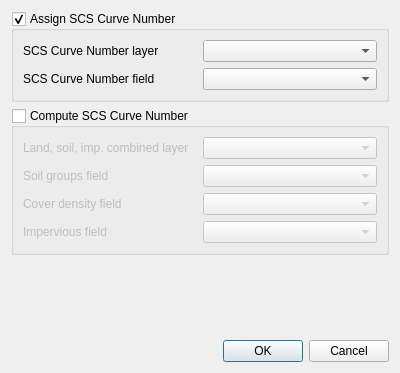
The window that flo2d/ui/infil_scs.ui (FLO-2DSoftware/qgis-flo-2d-plugin) describes before a commit, drawn with Qt 5.
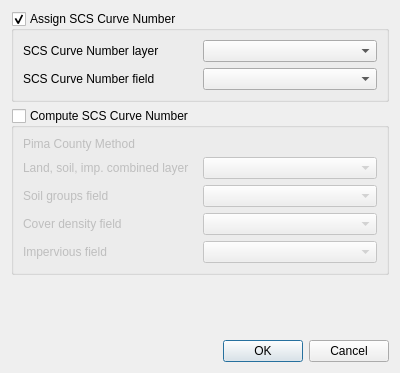
The same window after the commit.

Commit message:
Comment scs infiltration dialog
"Pima County Method"

Patch:
```diff
--- a/flo2d/ui/infil_scs.ui
+++ b/flo2d/ui/infil_scs.ui
@@ -36,45 +36,52 @@
       <bool>false</bool>
      </property>
      <layout class="QGridLayout" name="gridLayout_3">
-      <item row="0" column="0">
+      <item row="4" column="1">
+       <widget class="QComboBox" name="imp_cbo"/>
+      </item>
+      <item row="1" column="0">
        <widget class="QLabel" name="label_3">
         <property name="text">
          <string>Land, soil, imp. combined layer</string>
         </property>
        </widget>
       </item>
-      <item row="1" column="0">
-       <widget class="QLabel" name="label_4">
-        <property name="text">
-         <string>Soil groups field</string>
-        </property>
-       </widget>
-      </item>
-      <item row="2" column="0">
-       <widget class="QLabel" name="label_5">
-        <property name="text">
-         <string>Cover density field</string>
-        </property>
-       </widget>
-      </item>
-      <item row="0" column="1">
+      <item row="1" column="1">
        <widget class="QComboBox" name="multi_lyr_cbo"/>
       </item>
-      <item row="3" column="0">
+      <item row="4" column="0">
        <widget class="QLabel" name="label_6">
         <property name="text">
          <string>Impervious field</string>
         </property>
        </widget>
       </item>
-      <item row="1" column="1">
-       <widget class="QComboBox" name="landsoil_cbo"/>
-      </item>
-      <item row="2" column="1">
-       <widget class="QComboBox" name="cd_cbo"/>
+      <item row="2" column="0">
+       <widget class="QLabel" name="label_4">
+        <property name="text">
+         <string>Soil groups field</string>
+        </property>
+       </widget>
       </item>
       <item row="3" column="1">
-       <widget class="QComboBox" name="imp_cbo"/>
+       <widget class="QComboBox" name="cd_cbo"/>
+      </item>
+      <item row="2" column="1">
+       <widget class="QComboBox" name="landsoil_cbo"/>
+      </item>
+      <item row="3" column="0">
+       <widget class="QLabel" name="label_5">
+        <property name="text">
+         <string>Cover density field</string>
+        </property>
+       </widget>
+      </item>
+      <item row="0" column="0">
+       <widget class="QLabel" name="label_7">
+        <property name="text">
+         <string>Pima County Method</string>
+        </property>
+       </widget>
       </item>
      </layout>
     </widget>
```
The commit also changes 1 other file.
